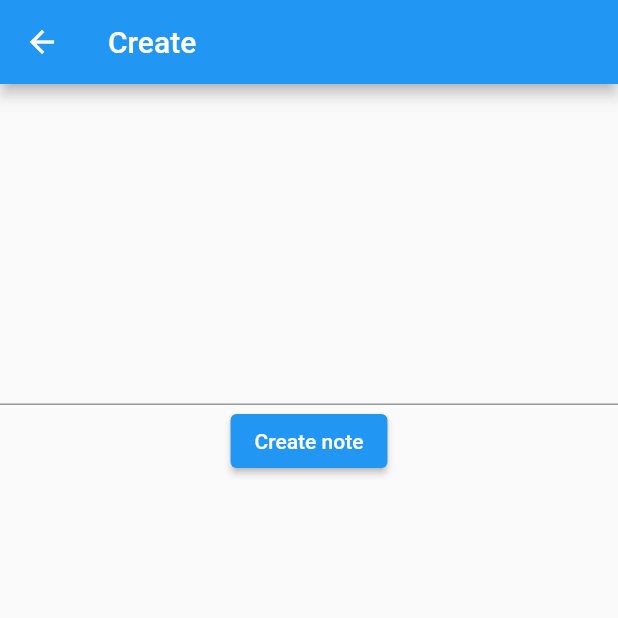
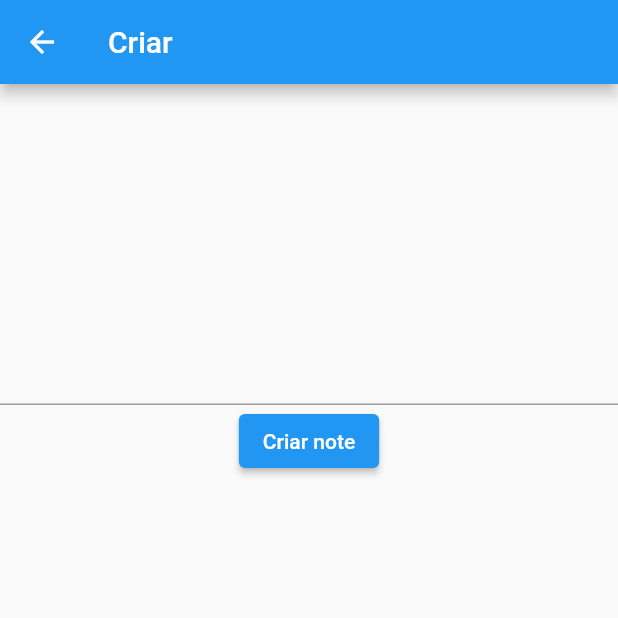
Before and after one commit to mateusschwede/DjangoFlutter, a Flutter app: the screen it shows after launch, after a tap on the "add" icon, on a phone screen of 412 x 824 dp, the top half of it. Run offline on Flutter 3.47's test engine with Material 2 defaults, Android fonts, the phone set to English and light mode, and no system bars; network calls fail.

Commit message:
Aplicação finalizada

```diff
--- a/demodjango/lib/create.dart
+++ b/demodjango/lib/create.dart
@@ -19,7 +19,7 @@ class _CreatePageState extends State<CreatePage> {
   Widget build(BuildContext context) {
     return Scaffold(
       appBar: AppBar(
-        title: Text("Create"),
+        title: Text("Criar"),
       ),
       body: Column(
         children: [
@@ -32,7 +32,7 @@ class _CreatePageState extends State<CreatePage> {
                 widget.client.post(createUrl, body: {'body': controller.text});
                 Navigator.pop(context);
               },
-              child: Text("Create note"))
+              child: Text("Criar note"))
         ],
       ),
     );
--- a/demodjango/lib/main.dart
+++ b/demodjango/lib/main.dart
@@ -7,16 +7,6 @@
 import 'package:http/http.dart' as http;
 import 'package:http/http.dart';
 import 'note.dart';
-
-/*
-@override
-void didChangeDependencies() {
-  super.didChangeDependencies();
-  setState(() {
-    _retrieveNotes();
-  });
-}
-*/
 
 void main() {
   runApp(const MyApp());
@@ -28,11 +18,11 @@
   @override
   Widget build(BuildContext context) {
     return MaterialApp(
-      title: 'Flutter Demo',
+      title: 'UB Social notes',
       theme: ThemeData(
         primarySwatch: Colors.blue,
       ),
-      home: const MyHomePage(title: 'Django demo'),
+      home: const MyHomePage(title: 'UB Social notes'),
     );
   }
 }
--- a/demodjango/lib/note.dart
+++ b/demodjango/lib/note.dart
@@ -1,4 +1,3 @@
-// ignore_for_file: public_member_api_docs, sort_constructors_first
 import 'dart:convert';
 
 class Note {
--- a/demodjango/lib/update.dart
+++ b/demodjango/lib/update.dart
@@ -31,7 +31,7 @@ class _UpdatedPageState extends State<UpdatedPage> {
   Widget build(BuildContext context) {
     return Scaffold(
       appBar: AppBar(
-        title: Text("Update"),
+        title: Text("Editar"),
       ),
       body: Column(
         children: [
@@ -45,7 +45,7 @@ class _UpdatedPageState extends State<UpdatedPage> {
                     .put(updateUrl(widget.id), body: {'body': controller.text});
                 Navigator.pop(context);
               },
-              child: Text("Update note"))
+              child: Text("Atualizar note"))
         ],
       ),
     );
```
Also changed, not shown: 1 other file.
